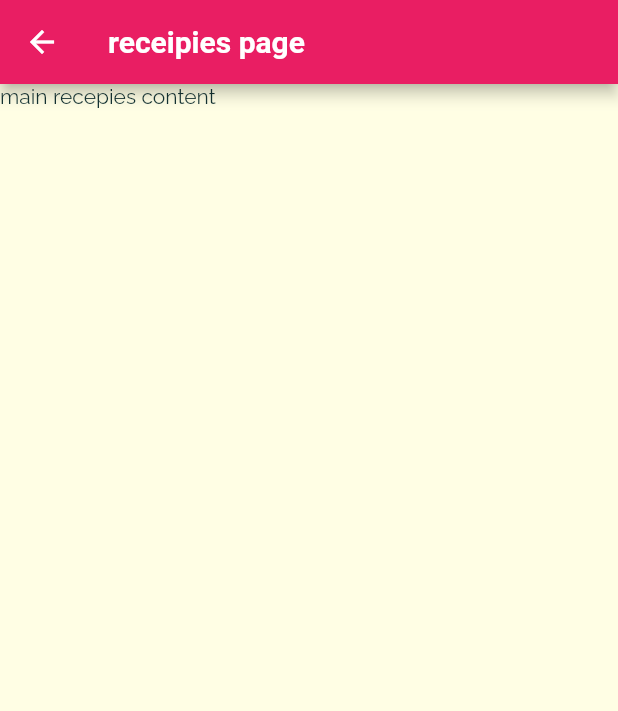
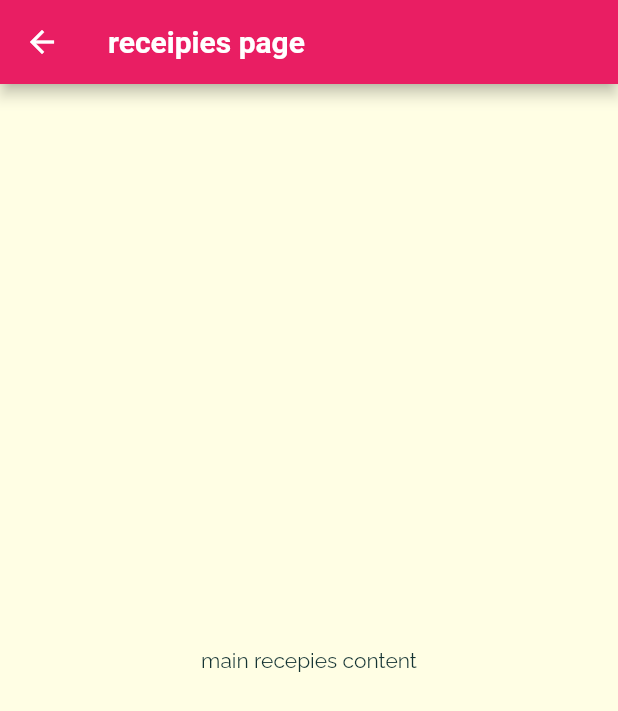
Before and after one commit to Agiratech-Madhan/Flutter, a Flutter app: the screen it shows after launch, after a tap on "Italian", on a phone screen of 412 x 824 dp. Shown: the top 711 px of the screen. Run offline on Flutter 3.47's test engine with Material 2 defaults, Android fonts, the phone set to English and light mode, and no system bars.

Commit message:
meals app categories

```diff
--- a/meals-app/lib/categories_screen.dart
+++ b/meals-app/lib/categories_screen.dart
@@ -14,7 +14,8 @@ class CategoryScreen extends StatelessWidget {
       body: GridView(
           padding: const EdgeInsets.all(15),
           children: DUMMY_CATEGORIES
-              .map((catedata) => Category_Item(catedata.title, catedata.color))
+              .map((catedata) =>
+                  Category_Item(catedata.id, catedata.title, catedata.color))
               .toList(),
           gridDelegate: SliverGridDelegateWithMaxCrossAxisExtent(
             maxCrossAxisExtent: 200,
--- a/meals-app/lib/categoryItem.dart
+++ b/meals-app/lib/categoryItem.dart
@@ -2,14 +2,15 @@ import 'package:flutter/material.dart';
 import 'package:meals_app/category_Meals_Screen.dart';
 
 class Category_Item extends StatelessWidget {
+  final String id;
   // const Category_Item({super.key});
   final String title;
   final Color color;
-  Category_Item(this.title, this.color);
+  Category_Item(this.id, this.title, this.color);
   void selectcategory(BuildContext context_) {
     Navigator.of(context_).push(
       MaterialPageRoute(builder: (_) {
-        return CategoryMealsScreen();
+        return CategoryMealsScreen(id, title);
       }),
     );
   }
--- a/meals-app/lib/category_Meals_Screen.dart
+++ b/meals-app/lib/category_Meals_Screen.dart
@@ -1,17 +1,17 @@
-// import 'dart:html';
-
 import 'package:flutter/material.dart';
 
 class CategoryMealsScreen extends StatelessWidget {
-  const CategoryMealsScreen({super.key});
-
+  // const CategoryMealsScreen({super.key});
+  final String id;
+  final String title;
+  CategoryMealsScreen(this.id, this.title);
   @override
   Widget build(BuildContext context) {
     return Scaffold(
       appBar: AppBar(
         title: Text("receipies page"),
       ),
-      body: Text("main recepies content"),
+      body: Center(child: Text("main recepies content")),
     );
   }
 }
```
